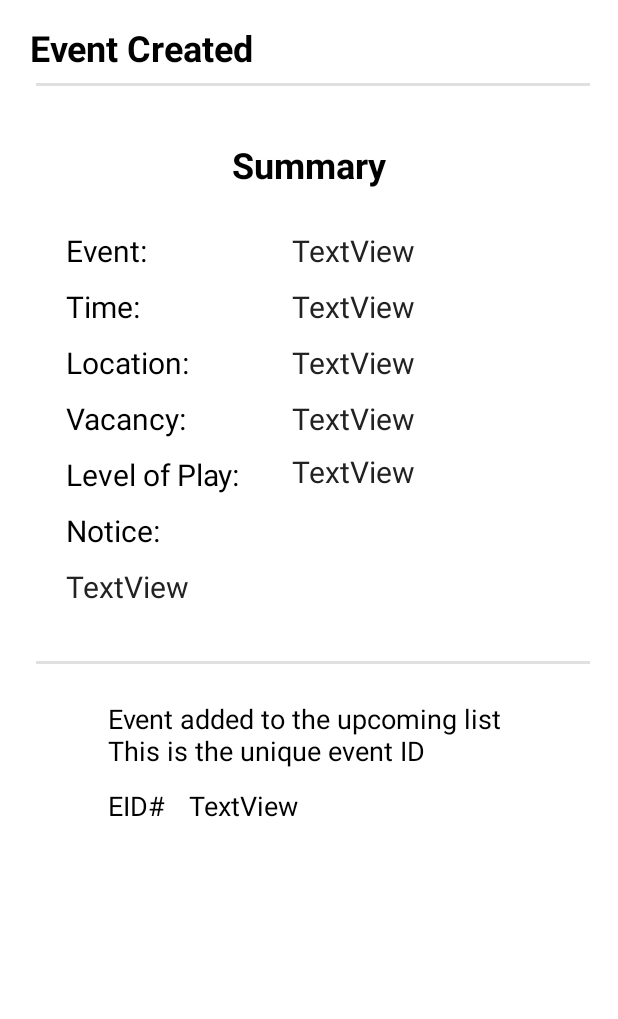
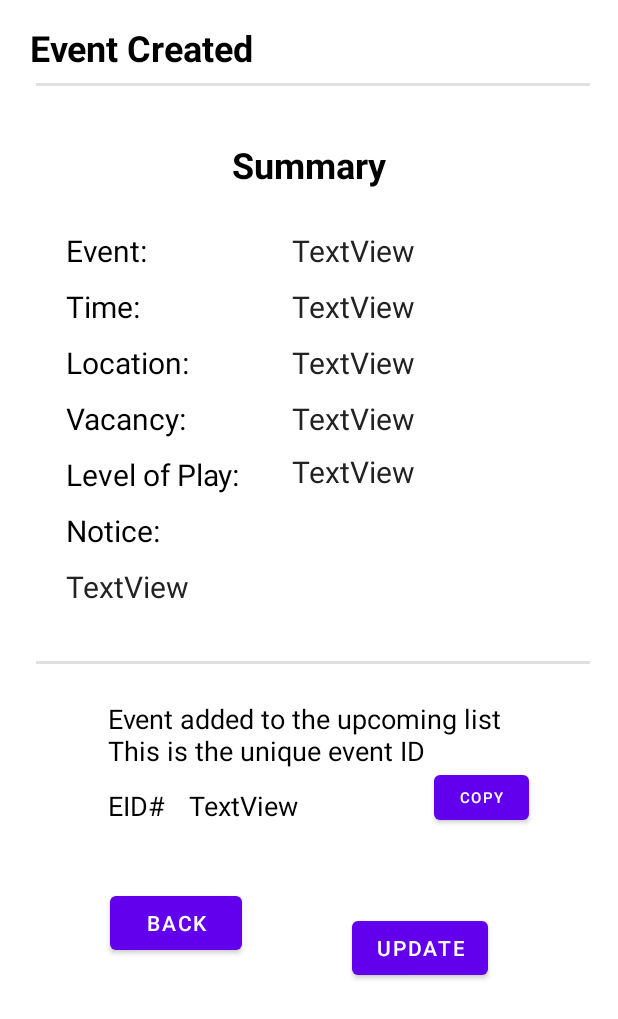
Before and after one commit to dhruvil15/Pick-up-Sport, an Android app: the layout fragment_summary.xml on its own in the app's theme, with its tools: preview values and no code run, on a phone screen of 412 x 824 dp. Shown: the top 1019 px of the screen. Run offline under Robolectric (Android 15) with nearby library versions, the phone set to English and light mode, and no system bars.

Commit message:
implemented summary page back to home page button, and copy eventID to system clipboard button

```diff
--- a/app/src/main/java/com/example/pickupsports/SummaryFragment.kt
+++ b/app/src/main/java/com/example/pickupsports/SummaryFragment.kt
@@ -1,15 +1,23 @@
 package com.example.pickupsports
 
+import android.content.ClipData
+import android.content.ClipboardManager
 import android.content.ContentValues.TAG
+import android.content.Context
+import android.content.Context.CLIPBOARD_SERVICE
 import android.os.Bundle
 import android.util.Log
 import androidx.fragment.app.Fragment
 import android.view.LayoutInflater
 import android.view.View
 import android.view.ViewGroup
+import android.widget.Button
 import android.widget.EditText
+import android.widget.Toast
+import androidx.core.content.ContextCompat.getSystemService
 import androidx.fragment.app.FragmentResultListener
 import androidx.fragment.app.setFragmentResult
+import androidx.navigation.findNavController
 import androidx.navigation.fragment.findNavController
 import androidx.recyclerview.widget.LinearLayoutManager
 import androidx.recyclerview.widget.RecyclerView
@@ -97,6 +105,7 @@ class SummaryFragment : Fragment() {
 
             }
         } else if (referer.equals("home",true)) {
+            binding.summaryTitle.text = "Check/Update"
             val eventID = arguments?.getString("eventId").toString()
             val dbref = FirebaseDatabase.getInstance().getReference("events")
             dbref.child(eventID).get().addOnSuccessListener {
@@ -119,11 +128,31 @@ class SummaryFragment : Fragment() {
                     binding.summaryEventIDDisplay.text = eventID
                 }
             }
+            // go back to home page
+            view.findViewById<Button>(R.id.back_btn).setOnClickListener {
+                it.findNavController().navigate(R.id.action_QuitEvent_or_BackToHome_SummaryFragment_to_HomeFragment)
+            }
         } else { Log.w(TAG, "Something went wrong") }
+
+        // copy event id
+        view.findViewById<Button>(R.id.copy_eventID_btn).setOnClickListener {
+            copyEventIdToClipboard(binding.summaryEventIDDisplay.text.toString())
+        }
+
     }
 
     override fun onDestroyView() {
         super.onDestroyView()
         _binding = null
     }
+
+    // copy to clipboard
+    private fun copyEventIdToClipboard(eventID: String) {
+
+        val clipboardManager = activity?.getSystemService(CLIPBOARD_SERVICE) as ClipboardManager
+        val clipData = ClipData.newPlainText("EventID", eventID)
+        clipboardManager.setPrimaryClip(clipData)
+
+        Toast.makeText(activity, "Event ID copied to clipboard!", Toast.LENGTH_LONG).show()
+    }
 }
--- a/app/src/main/res/layout/fragment_summary.xml
+++ b/app/src/main/res/layout/fragment_summary.xml
@@ -228,4 +228,44 @@
         app:layout_constraintStart_toEndOf="@+id/summary_eventID_title"
         app:layout_constraintTop_toBottomOf="@+id/summary_notification_title" />
 
+    <Button
+        android:id="@+id/back_btn"
+        android:layout_width="wrap_content"
+        android:layout_height="wrap_content"
+        android:layout_marginTop="28dp"
+        android:text="back"
+        app:layout_constraintBottom_toBottomOf="parent"
+        app:layout_constraintEnd_toEndOf="parent"
+        app:layout_constraintHorizontal_bias="0.227"
+        app:layout_constraintStart_toStartOf="parent"
+        app:layout_constraintTop_toBottomOf="@+id/summary_eventID_title"
+        app:layout_constraintVertical_bias="0.072" />
+
+    <Button
+        android:id="@+id/update_quit_btn"
+        android:layout_width="wrap_content"
+        android:layout_height="wrap_content"
+        android:layout_marginStart="72dp"
+        android:layout_marginEnd="76dp"
+        android:text="Update"
+        app:layout_constraintBottom_toBottomOf="parent"
+        app:layout_constraintEnd_toEndOf="parent"
+        app:layout_constraintHorizontal_bias="0.126"
+        app:layout_constraintStart_toEndOf="@+id/back_btn"
+        app:layout_constraintTop_toBottomOf="@+id/summary_eventID_display"
+        app:layout_constraintVertical_bias="0.26" />
+
+    <Button
+        android:id="@+id/copy_eventID_btn"
+        android:layout_width="63dp"
+        android:layout_height="42dp"
+        android:layout_marginStart="16dp"
+        android:layout_marginTop="68dp"
+        android:text="copy"
+        android:textSize="10sp"
+        app:layout_constraintEnd_toEndOf="parent"
+        app:layout_constraintHorizontal_bias="0.559"
+        app:layout_constraintStart_toEndOf="@+id/summary_eventID_display"
+        app:layout_constraintTop_toBottomOf="@+id/summary_divider2" />
+
 </androidx.constraintlayout.widget.ConstraintLayout>
```
